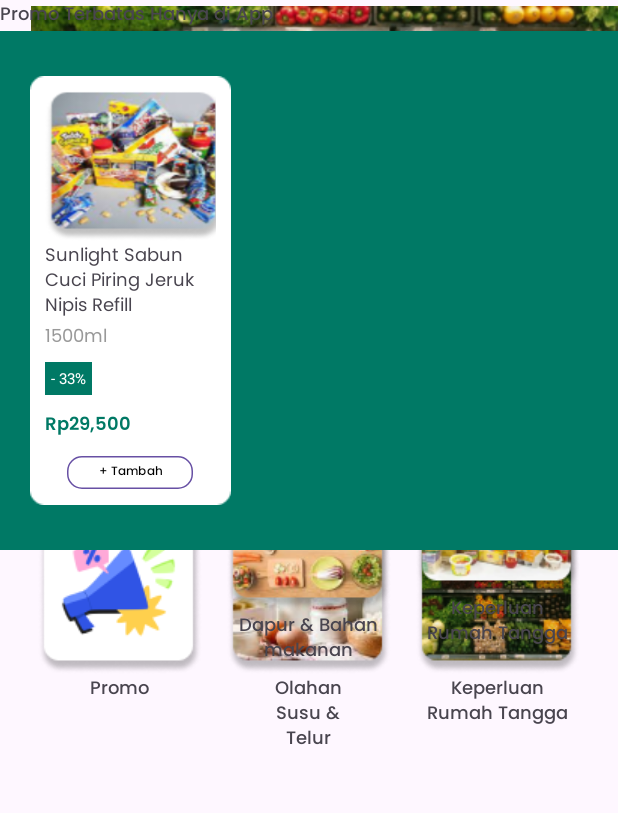
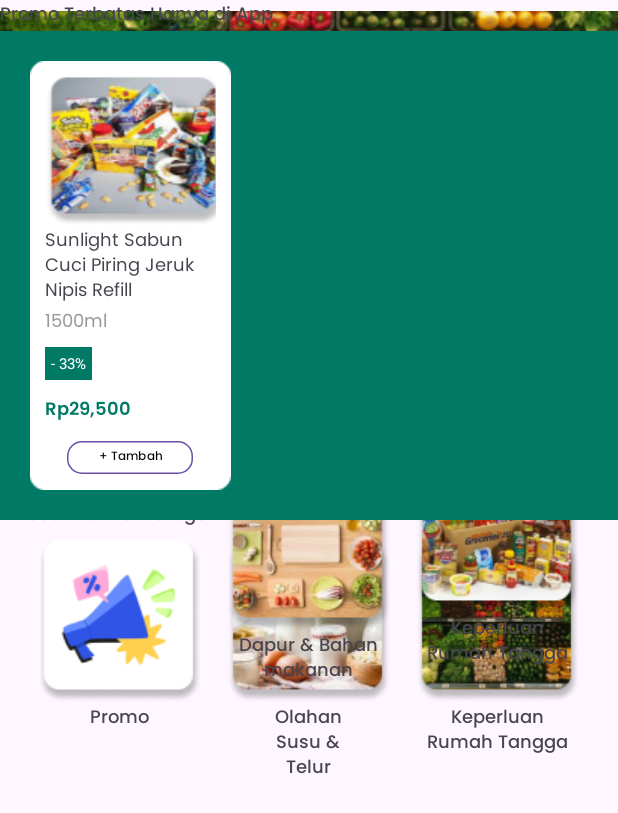
Before and after one commit to alwiAchmad/Eazy-Eat, an Android app: the Dashboard screen opened directly, with no data from a screen before it, on a phone screen of 412 x 824 dp. Shown: the top 813 px of the screen. Run offline under Robolectric (Android 15) with nearby library versions, the phone set to English and light mode, and no system bars.

Commit message:
ngelengkapin dashboard.xml

```diff
--- a/app/src/main/res/layout/dashboard_page.xml
+++ b/app/src/main/res/layout/dashboard_page.xml
@@ -9,12 +9,14 @@
 
     <ImageView
         android:id="@+id/imageView2"
-        android:layout_width="465dp"
-        android:layout_height="164dp"
+        android:layout_width="458dp"
+        android:layout_height="183dp"
         android:layout_marginTop="4dp"
         android:src="@drawable/bg_dashboard"
-        app:layout_constraintTop_toTopOf="parent"
-        tools:layout_editor_absoluteX="-16dp" />
+        app:layout_constraintEnd_toEndOf="parent"
+        app:layout_constraintHorizontal_bias="0.513"
+        app:layout_constraintStart_toStartOf="parent"
+        app:layout_constraintTop_toTopOf="parent" />
 
     <EditText
         android:id="@+id/editText"
@@ -320,7 +322,7 @@
         android:background="@color/mainColor"
         android:orientation="vertical"
         android:paddingHorizontal="20dp"
-        android:paddingVertical="30dp"
+        android:paddingVertical="20dp"
         app:layout_constraintBottom_toBottomOf="parent"
         app:layout_constraintTop_toBottomOf="@+id/textView5"
         app:layout_constraintVertical_bias="0.0"
```
